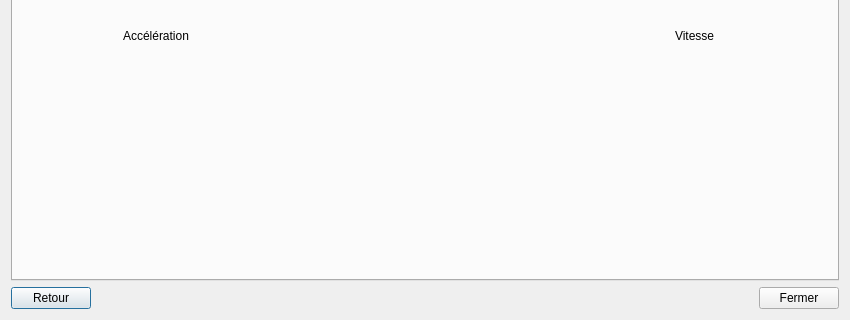
ul-gaul/Avionique_Software, file BaseStationCode/src/ui/analysis.ui: the form before one commit; both pictures show x 0 to 850 and y 270 to 590 of the 850 by 590 pixel window.
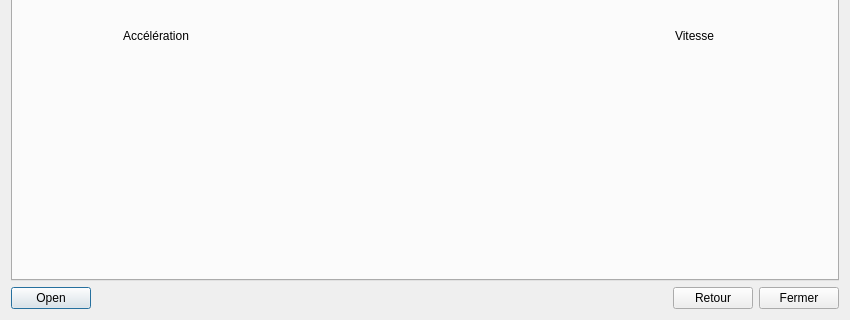
The form after the commit.

Commit message: Added "open" button, changed the code to PyQt5

Patch:
```diff
--- a/BaseStationCode/src/ui/analysis.ui
+++ b/BaseStationCode/src/ui/analysis.ui
@@ -448,9 +448,9 @@
    <item row="1" column="0">
     <layout class="QHBoxLayout" name="menuLayout">
      <item>
-      <widget class="QPushButton" name="returnPush">
+      <widget class="QPushButton" name="openCsvFile">
        <property name="text">
-        <string>Retour</string>
+        <string>Open</string>
        </property>
       </widget>
      </item>
@@ -467,6 +467,13 @@
        </property>
       </spacer>
      </item>
+     <item>
+      <widget class="QPushButton" name="returnPush">
+       <property name="text">
+        <string>Retour</string>
+       </property>
+      </widget>
+     </item>
      <item>
       <widget class="QPushButton" name="closePush">
        <property name="text">
```
The commit also changes 3 other files.
